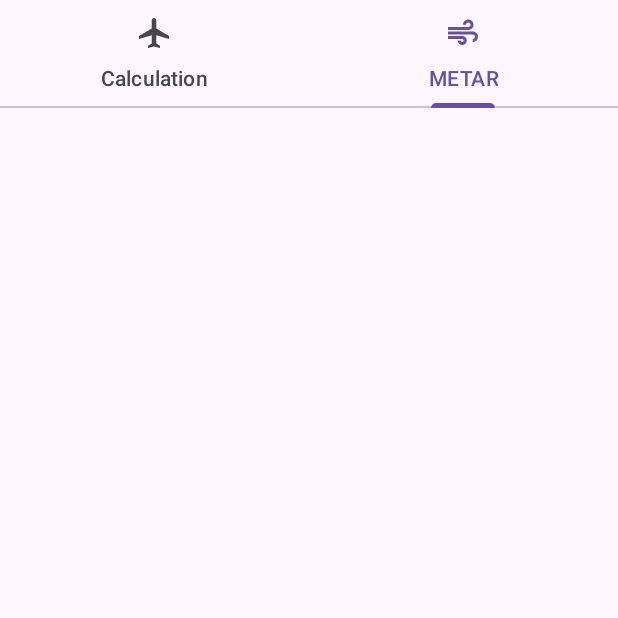
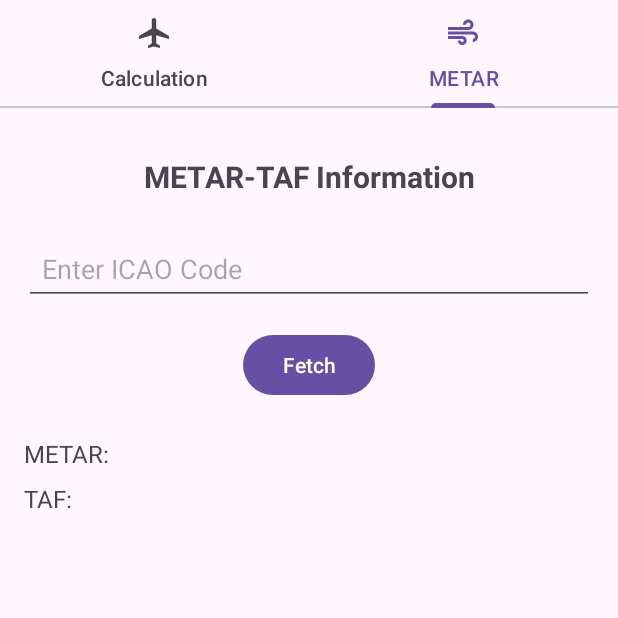
Before and after one commit to Ba1tan/AirbusPerformanceCalculator, an Android app: the screen it shows after launch (MainActivity), tab 2 chosen, on a phone screen of 412 x 824 dp, the top half of it. Run offline under Robolectric (Android 15) with nearby library versions, the light colour scheme and no system bars.

Commit message:
Metar page and Fragment adapter was created

```diff
--- /dev/null
+++ b/app/src/main/java/com/example/airbusperformancecalculator/FragmentAdapter.kt
@@ -0,0 +1,21 @@
+package com.example.airbusperformancecalculator
+
+import androidx.fragment.app.Fragment
+import androidx.fragment.app.FragmentManager
+import androidx.lifecycle.Lifecycle
+import androidx.viewpager2.adapter.FragmentStateAdapter
+
+class FragmentAdapter(fragmentManager: FragmentManager, lifecycle: Lifecycle) : FragmentStateAdapter(fragmentManager, lifecycle)
+{
+    override fun createFragment(position: Int): Fragment {
+        return if (position == 0)
+            CalcFragment()
+        else
+            MetarFragment()
+    }
+
+    override fun getItemCount(): Int {
+        return 2
+    }
+
+}
--- a/app/src/main/java/com/example/airbusperformancecalculator/MainActivity.kt
+++ b/app/src/main/java/com/example/airbusperformancecalculator/MainActivity.kt
@@ -5,8 +5,14 @@ import androidx.activity.enableEdgeToEdge
 import androidx.appcompat.app.AppCompatActivity
 import androidx.core.view.ViewCompat
 import androidx.core.view.WindowInsetsCompat
+import androidx.viewpager2.widget.ViewPager2
+import com.google.android.material.tabs.TabLayout
 
 class MainActivity : AppCompatActivity() {
+
+    private lateinit var tabLay : TabLayout
+    private lateinit var viewPager : ViewPager2
+    private lateinit var fragmentAdapter : FragmentAdapter
     override fun onCreate(savedInstanceState: Bundle?) {
         super.onCreate(savedInstanceState)
         enableEdgeToEdge()
@@ -15,6 +21,31 @@ class MainActivity : AppCompatActivity() {
             val systemBars = insets.getInsets(WindowInsetsCompat.Type.systemBars())
             v.setPadding(systemBars.left, systemBars.top, systemBars.right, systemBars.bottom)
             insets
+
+
         }
+        tabLay = findViewById(R.id.tabLayout)
+        viewPager = findViewById(R.id.viewpager)
+        fragmentAdapter = FragmentAdapter(supportFragmentManager, lifecycle)
+        viewPager.adapter = fragmentAdapter
+
+        tabLay.addOnTabSelectedListener(object : TabLayout.OnTabSelectedListener{
+            override fun onTabSelected(tab: TabLayout.Tab?) {
+                if(tab != null)
+                    viewPager.currentItem = tab.position
+            }
+
+            override fun onTabUnselected(tab: TabLayout.Tab?) {
+            }
+
+            override fun onTabReselected(tab: TabLayout.Tab?) {
+            }
+        })
+        viewPager.registerOnPageChangeCallback(object : ViewPager2.OnPageChangeCallback(){
+            override fun onPageSelected(position: Int) {
+                super.onPageSelected(position)
+                tabLay.selectTab(tabLay.getTabAt(position))
+            }
+        })
     }
 }
--- /dev/null
+++ b/app/src/main/java/com/example/airbusperformancecalculator/MetarFragment.kt
@@ -0,0 +1,59 @@
+package com.example.airbusperformancecalculator
+
+import android.os.Bundle
+import androidx.fragment.app.Fragment
+import android.view.LayoutInflater
+import android.view.View
+import android.view.ViewGroup
+
+// TODO: Rename parameter arguments, choose names that match
+// the fragment initialization parameters, e.g. ARG_ITEM_NUMBER
+private const val ARG_PARAM1 = "param1"
+private const val ARG_PARAM2 = "param2"
+
+/**
+ * A simple [Fragment] subclass.
+ * Use the [MetarFragment.newInstance] factory method to
+ * create an instance of this fragment.
+ */
+class MetarFragment : Fragment() {
+    // TODO: Rename and change types of parameters
+    private var param1: String? = null
+    private var param2: String? = null
+
+    override fun onCreate(savedInstanceState: Bundle?) {
+        super.onCreate(savedInstanceState)
+        arguments?.let {
+            param1 = it.getString(ARG_PARAM1)
+            param2 = it.getString(ARG_PARAM2)
+        }
+    }
+
+    override fun onCreateView(
+        inflater: LayoutInflater, container: ViewGroup?,
+        savedInstanceState: Bundle?
+    ): View? {
+        // Inflate the layout for this fragment
+        return inflater.inflate(R.layout.fragment_metar, container, false)
+    }
+
+    companion object {
+        /**
+         * Use this factory method to create a new instance of
+         * this fragment using the provided parameters.
+         *
+         * @param param1 Parameter 1.
+         * @param param2 Parameter 2.
+         * @return A new instance of fragment MetarFragment.
+         */
+        // TODO: Rename and change types and number of parameters
+        @JvmStatic
+        fun newInstance(param1: String, param2: String) =
+            MetarFragment().apply {
+                arguments = Bundle().apply {
+                    putString(ARG_PARAM1, param1)
+                    putString(ARG_PARAM2, param2)
+                }
+            }
+    }
+}
--- /dev/null
+++ b/app/src/main/res/layout/fragment_metar.xml
@@ -0,0 +1,72 @@
+<?xml version="1.0" encoding="utf-8"?>
+<androidx.core.widget.NestedScrollView xmlns:android="http://schemas.android.com/apk/res/android"
+    xmlns:app="http://schemas.android.com/apk/res-auto"
+    xmlns:tools="http://schemas.android.com/tools"
+    android:layout_width="match_parent"
+    android:layout_height="match_parent"
+    android:padding="16dp"
+    tools:context="MetarFragment">
+
+    <androidx.constraintlayout.widget.ConstraintLayout
+        android:layout_width="match_parent"
+        android:layout_height="match_parent">
+
+        <TextView
+            android:id="@+id/textTitle"
+            android:layout_width="wrap_content"
+            android:layout_height="wrap_content"
+            android:text="METAR-TAF Information"
+            android:textSize="20sp"
+            android:textStyle="bold"
+            android:layout_marginTop="16dp"
+            app:layout_constraintTop_toTopOf="parent"
+            app:layout_constraintStart_toStartOf="parent"
+            app:layout_constraintEnd_toEndOf="parent" />
+        <EditText
+            android:id="@+id/editTextICAO"
+            android:layout_width="0dp"
+            android:layout_height="48dp"
+            android:layout_marginTop="24dp"
+            android:hint="Enter ICAO Code"
+            android:inputType="text"
+            android:padding="12dp"
+            app:layout_constraintTop_toBottomOf="@id/textTitle"
+            app:layout_constraintStart_toStartOf="parent"
+            app:layout_constraintEnd_toEndOf="parent" />
+
+        <!-- Fetch Button -->
+        <Button
+            android:id="@+id/fetchButton"
+            android:layout_width="wrap_content"
+            android:layout_height="48dp"
+            android:text="Fetch"
+            android:layout_marginTop="16dp"
+            app:layout_constraintTop_toBottomOf="@id/editTextICAO"
+            app:layout_constraintEnd_toEndOf="parent"
+            app:layout_constraintStart_toStartOf="parent" />
+
+        <TextView
+            android:id="@+id/textMETAR"
+            android:layout_width="0dp"
+            android:layout_height="wrap_content"
+            android:layout_marginTop="24dp"
+            android:text="METAR:"
+            android:textSize="16sp"
+            app:layout_constraintTop_toBottomOf="@id/fetchButton"
+            app:layout_constraintStart_toStartOf="parent"
+            app:layout_constraintEnd_toEndOf="parent" />
+
+        <!-- TAF Result -->
+        <TextView
+            android:id="@+id/textTAF"
+            android:layout_width="0dp"
+            android:layout_height="wrap_content"
+            android:layout_marginTop="8dp"
+            android:text="TAF:"
+            android:textSize="16sp"
+            app:layout_constraintTop_toBottomOf="@id/textMETAR"
+            app:layout_constraintStart_toStartOf="parent"
+            app:layout_constraintEnd_toEndOf="parent" />
+
+    </androidx.constraintlayout.widget.ConstraintLayout>
+</androidx.core.widget.NestedScrollView>
--- /dev/null
+++ b/app/src/main/res/values/options.xml
@@ -0,0 +1,9 @@
+<?xml version="1.0" encoding="utf-8"?>
+<resources>
+    <string-array name="Aircrafts">
+        <item>A320-214</item>
+        <item>A320-251N</item>
+        <item>A319-132</item>
+        <item>A321-211</item>
+    </string-array>
+</resources>
```
